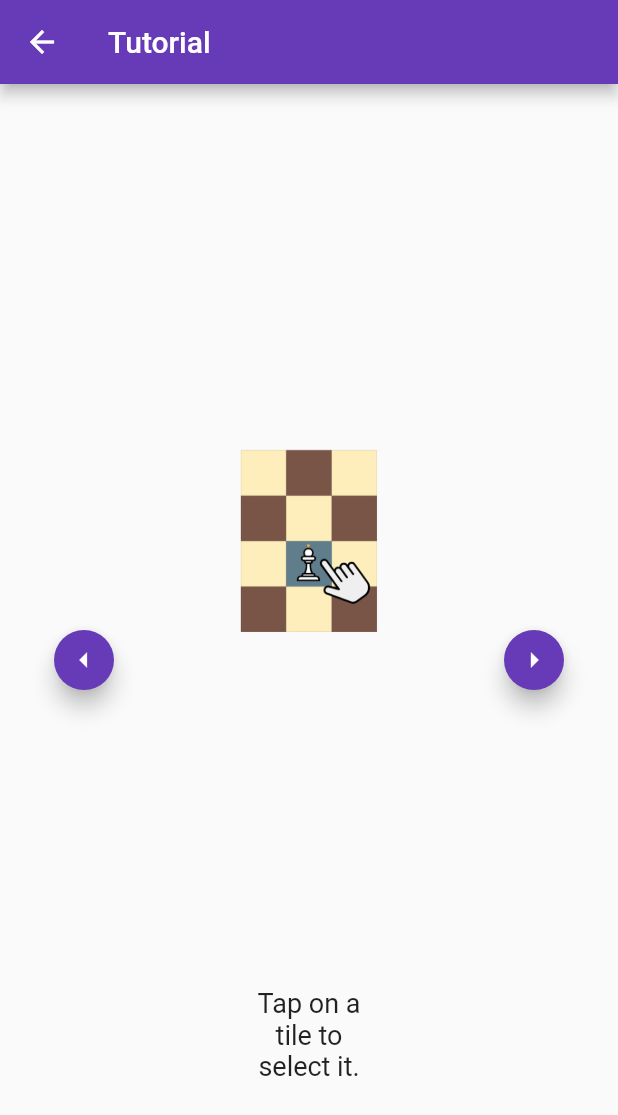
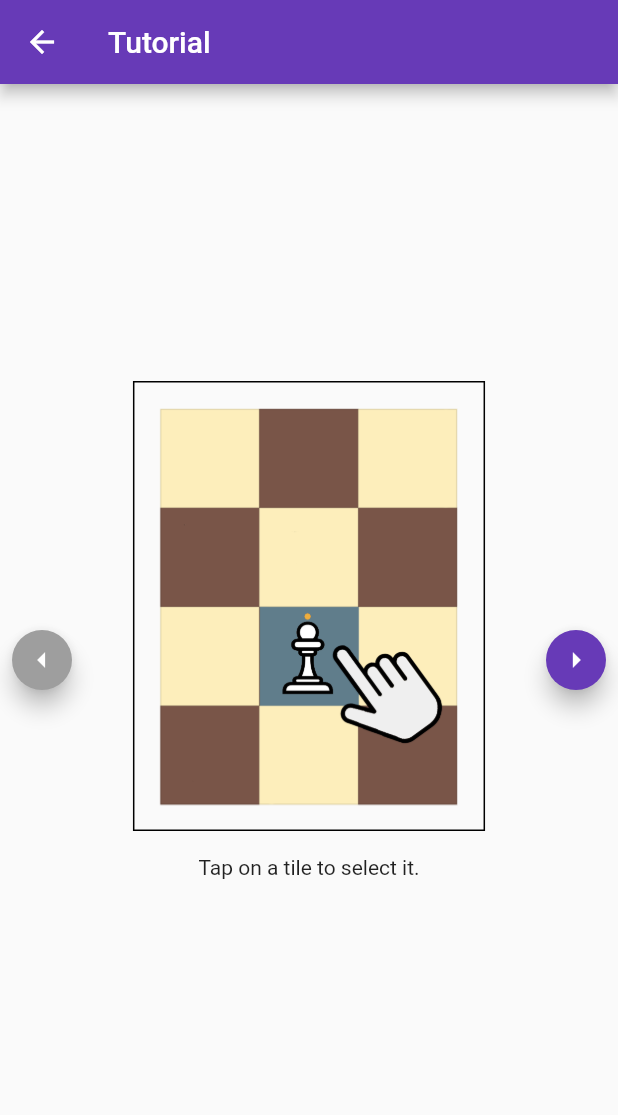
Before and after one commit to hotakutsuki/minichess, a Flutter app: the Tutorial screen opened directly, after a tap on the "arrow left" icon, on a phone screen of 412 x 824 dp. Shown: the top 1115 px of the screen. Run offline on Flutter 3.47's test engine with Material 2 defaults, Android fonts, the light colour scheme and no system bars; our stand-ins replace connectivity_plus.

Commit message:
fixed tutorial build for web

```diff
--- a/lib/screens/Tutorial.dart
+++ b/lib/screens/Tutorial.dart
@@ -12,13 +12,16 @@ class _TutorialState extends State<Tutorial> {
     initialPage: 0,
   );
 
-  bool diablePrev = false, disableNext = false;
+  bool diablePrev = true, disableNext = false;
 
   @override
   void initState() {
     controller.addListener(() {
+      setState(() {
         diablePrev = controller.page == 0;
         disableNext = controller.page == 8;
+      });
+
     });
     super.initState();
   }
@@ -28,16 +31,22 @@ class _TutorialState extends State<Tutorial> {
       mainAxisAlignment: MainAxisAlignment.center,
       children: [
         Container(
-          height: 500,
-          padding: const EdgeInsets.all(48.0),
+          decoration: BoxDecoration(
+            border: Border.all(),
+          ),
+          height: 300,
+          padding: const EdgeInsets.all(16.0),
           child: Image.asset('assets/images/$image.png'),
         ),
         Padding(
-          padding: const EdgeInsets.all(48.0),
+          padding: const EdgeInsets.all(16.0),
+          child: SizedBox(
+            height: 40,
             child: Text(text,
                 textAlign: TextAlign.center,
                 style:
-                  const TextStyle(fontSize: 18, fontWeight: FontWeight.w400)),
+                    const TextStyle(fontSize: 14, fontWeight: FontWeight.w400)),
+          ),
         ),
       ],
     );
@@ -49,25 +58,10 @@ class _TutorialState extends State<Tutorial> {
       appBar: AppBar(
         title: const Text('Tutorial'),
       ),
-      body: Row(
+      body: Stack(
+        alignment: Alignment.center,
         children: [
-          Center(
-            child: Padding(
-              padding: const EdgeInsets.all(32.0),
-              child: FloatingActionButton(
-                backgroundColor: diablePrev ? Colors.grey : Colors.deepPurple,
-                  heroTag: 'back',
-                  mini: true,
-                  child: const Icon(Icons.arrow_left),
-                  onPressed: () {
-                    controller.previousPage(
-                        duration: const Duration(milliseconds: 200),
-                        curve: Curves.ease);
-                  }),
-            ),
-          ),
-          Expanded(
-            child: PageView(
+          PageView(
             controller: controller,
             children: [
               getPage('1select', 'Tap on a tile to select it.'),
@@ -86,10 +80,21 @@ class _TutorialState extends State<Tutorial> {
               getPage('9moves', 'These are the valid moves.'),
             ],
           ),
+          Positioned(
+            left: 4,
+            child: FloatingActionButton(
+                backgroundColor: diablePrev ? Colors.grey : Colors.deepPurple,
+                heroTag: 'back',
+                mini: true,
+                child: const Icon(Icons.arrow_left),
+                onPressed: () {
+                  controller.previousPage(
+                      duration: const Duration(milliseconds: 200),
+                      curve: Curves.ease);
+                }),
           ),
-          Center(
-            child: Padding(
-              padding: const EdgeInsets.all(32.0),
+          Positioned(
+            right: 4,
             child: FloatingActionButton(
                 backgroundColor: disableNext ? Colors.grey : Colors.deepPurple,
                 heroTag: 'forward',
@@ -101,7 +106,6 @@ class _TutorialState extends State<Tutorial> {
                       curve: Curves.bounceIn);
                 }),
           ),
-          ),
         ],
       ),
     );
```
Also changed, not shown: docs/assets/AssetManifest.json (+1 -1 lines), 2 other files. Lines whose indentation alone changed are shown as unchanged.
